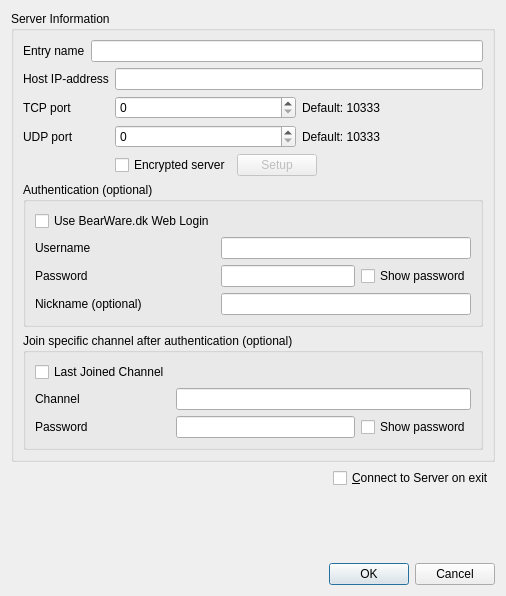
Old version of the form Client/qtTeamTalk/serverdlg.ui in the repository BearWare/TeamTalk5.
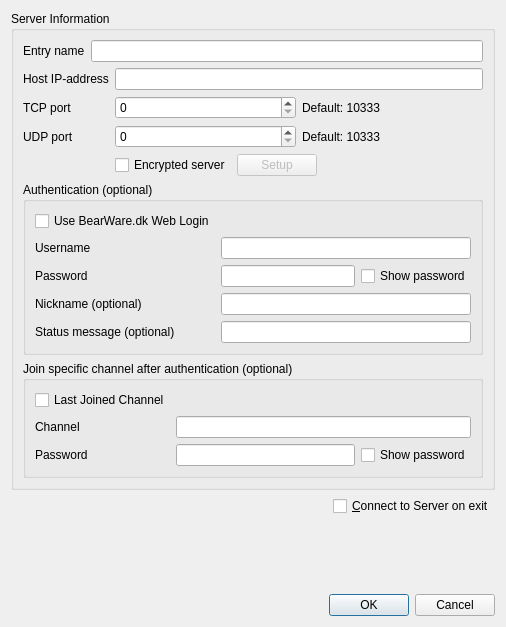
New version of the form.

Commit message:
Ability to set status message for each server (#2711)
* Ability to set status message for each server

* Place status message controls above inactive status message controls

* Lower case "Status message"

* Update changelog

---------

What changed in the file:
```diff
--- a/Client/qtTeamTalk/serverdlg.ui
+++ b/Client/qtTeamTalk/serverdlg.ui
@@ -7,7 +7,7 @@
     <x>0</x>
     <y>0</y>
     <width>506</width>
-    <height>596</height>
+    <height>627</height>
    </rect>
   </property>
   <property name="windowTitle">
@@ -220,6 +220,19 @@
            </property>
           </widget>
          </item>
+         <item row="4" column="1">
+          <widget class="QLineEdit" name="statusmsgEdit"/>
+         </item>
+         <item row="4" column="0">
+          <widget class="QLabel" name="label_status">
+           <property name="text">
+            <string>Status message (optional)</string>
+           </property>
+           <property name="buddy">
+            <cstring>statusmsgEdit</cstring>
+           </property>
+          </widget>
+         </item>
         </layout>
        </widget>
       </item>
```
The commit also changes 14 other files.
